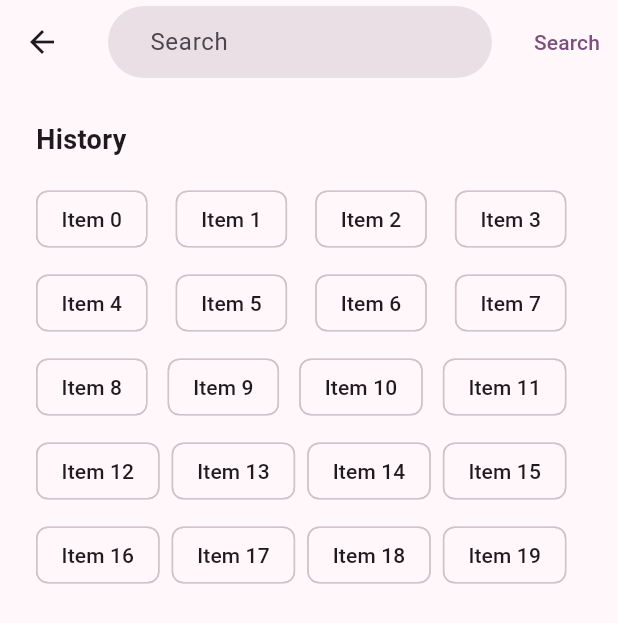
After one commit to coderghl/flutter_pixabay, a Flutter app: the screen it shows after launch, after a tap on the "search" icon, on a phone screen of 412 x 824 dp. The commit adds this screen. Shown: the top 623 px of the screen. Run offline on Flutter 3.47's test engine with Material 2 defaults, Android fonts, the phone set to English and light mode, and no system bars; our stand-ins replace dio, extended_nested_scroll_view, image_gallery_saver, shared_preferences; network calls fail.

Commit message:
add search page

```diff
--- a/lib/global.dart
+++ b/lib/global.dart
@@ -1,5 +1,8 @@
 import 'package:flutter/cupertino.dart';
-import 'package:flutter_pixabay/theme/app_theme_state.dart';
+import 'package:flutter_pixabay/utils/network/http/http.dart';
+import 'package:flutter_pixabay/utils/shared_preferences/shared_preferences_util.dart';
+
+import 'utils/theme/app_theme_state.dart';
 
 class Global {
   static AppThemeState appTheme = AppThemeState();
@@ -7,5 +10,7 @@ class Global {
   static Future<void> init() async {
     WidgetsFlutterBinding.ensureInitialized();
     appTheme.initTheme();
+    Http();
+    await SharedPreferencesUtil.init();
   }
 }
--- a/lib/main.dart
+++ b/lib/main.dart
@@ -1,7 +1,7 @@
 import 'package:flutter/material.dart';
 import 'package:flutter_pixabay/global.dart';
 import 'package:flutter_pixabay/pages/page_container/page_container.dart';
-import 'package:flutter_pixabay/theme/app_theme_state.dart';
+import 'package:flutter_pixabay/utils/theme/app_theme_state.dart';
 import 'package:provider/provider.dart';
 
 void main() => Global.init().then(
--- a/lib/network/constants.dart
+++ /dev/null
@@ -1,2 +0,0 @@
-const String baseUrl = "https://pixabay.com/api/?key=";
-const String apiKey = "20584550-64148913938d6a171f9b780cf";
--- a/lib/pages/home/widgets/home_tab_page_widget.dart
+++ b/lib/pages/home/widgets/home_tab_page_widget.dart
@@ -2,7 +2,7 @@ import 'package:flutter/material.dart';
 import 'package:flutter_pixabay/entity/image_entity.dart';
 import 'package:flutter_pixabay/entity/image_type_entity.dart';
 import 'package:flutter_pixabay/enum/image_order_enum.dart';
-import 'package:flutter_pixabay/network/api/image_api.dart';
+import 'package:flutter_pixabay/utils/network/api/image_api.dart';
 import 'package:flutter_pixabay/pages/home/skeleton/home_tab_page_skeleton.dart';
 import 'package:flutter_pixabay/pages/image_details/image_details_page.dart';
 import 'package:flutter_staggered_grid_view/flutter_staggered_grid_view.dart';
@@ -98,7 +98,7 @@ class HomeTabPageWidgetState extends State<HomeTabPageWidget> {
       crossAxisSpacing: 8,
       itemCount: pageEntity.imageEntityList.length + 1,
       itemBuilder: (context, index) {
-        if(pageEntity.imageEntityList.length == index){
+        if (pageEntity.imageEntityList.length == index) {
           loadMore();
           return SizedBox();
         }
--- a/lib/pages/search/search_page.dart
+++ b/lib/pages/search/search_page.dart
@@ -1,4 +1,5 @@
 import 'package:flutter/material.dart';
+import 'package:flutter_pixabay/pages/search/widgets/search_history_widget.dart';
 
 class SearchPage extends StatefulWidget {
   const SearchPage({Key? key}) : super(key: key);
@@ -8,8 +9,58 @@ class SearchPage extends StatefulWidget {
 }
 
 class _SearchPageState extends State<SearchPage> {
+  late TextEditingController _searchController;
+  @override
+  void initState() {
+    _searchController = TextEditingController();
+    super.initState();
+  }
+
+  @override
+  void dispose() {
+    _searchController.dispose();
+    super.dispose();
+  }
+
   @override
   Widget build(BuildContext context) {
-    return Scaffold();
+    return Scaffold(
+      appBar: _buildAppBar(),
+      body: Padding(
+        padding: const EdgeInsets.all(24.0),
+        child: SearchHistoryWidget(
+          callback: (String value) {},
+        ),
+      ),
+    );
+  }
+
+  AppBar _buildAppBar() {
+    return AppBar(
+      title: _buildSearchTextField(),
+      actions: [
+        TextButton(onPressed: () {}, child: const Text("Search")),
+      ],
+    );
+  }
+
+  TextField _buildSearchTextField() {
+    return TextField(
+      controller: _searchController,
+      decoration: InputDecoration(
+        hintText: "Search",
+        contentPadding: const EdgeInsets.only(
+          top: 0,
+          bottom: 0,
+          left: 24,
+          right: 24,
+        ),
+        filled: true,
+        border: OutlineInputBorder(
+          borderSide: BorderSide.none,
+          borderRadius: BorderRadius.circular(40),
+        ),
+      ),
+    );
   }
 }
--- /dev/null
+++ b/lib/pages/search/widgets/search_history_widget.dart
@@ -0,0 +1,44 @@
+import 'package:flutter/material.dart';
+
+class SearchHistoryWidget extends StatefulWidget {
+  const SearchHistoryWidget({super.key, required this.callback});
+  final void Function(String value) callback;
+
+  @override
+  State<SearchHistoryWidget> createState() => _SearchHistoryWidgetState();
+}
+
+class _SearchHistoryWidgetState extends State<SearchHistoryWidget> {
+  @override
+  Widget build(BuildContext context) {
+    return Column(
+      crossAxisAlignment: CrossAxisAlignment.start,
+      children: [
+        const Text(
+          "History",
+          style: TextStyle(
+            fontSize: 18,
+            fontWeight: FontWeight.bold,
+          ),
+        ),
+        const SizedBox(height: 16),
+        Expanded(
+          child: SingleChildScrollView(
+            child: Wrap(
+              alignment: WrapAlignment.spaceBetween,
+              spacing: 8,
+              runSpacing: 8,
+              children: List.generate(
+                20,
+                (index) => ActionChip(
+                  label: Text("Item $index"),
+                  onPressed: () {},
+                ),
+              ),
+            ),
+          ),
+        )
+      ],
+    );
+  }
+}
--- a/lib/pages/setting/setting_page.dart
+++ b/lib/pages/setting/setting_page.dart
@@ -1,5 +1,5 @@
 import 'package:flutter/material.dart';
-import 'package:flutter_pixabay/pages/theme/select_theme_page.dart';
+import 'package:flutter_pixabay/pages/theme/app_theme_page.dart';
 import 'package:flutter_pixabay/widgets/list_tile_m3_widget.dart';
 
 class SettingPage extends StatelessWidget {
@@ -8,19 +8,19 @@ class SettingPage extends StatelessWidget {
   @override
   Widget build(BuildContext context) {
     return Padding(
-      padding: const EdgeInsets.only(left: 24,right: 24,top: 44),
+      padding: const EdgeInsets.only(left: 24, right: 24, top: 44),
       child: Column(
         children: [
           ListTileM3Widget(
             onTap: () => Navigator.push(
               context,
               MaterialPageRoute(
-                builder: (context) => const SelectThemePage(),
+                builder: (context) => const AppThemePage(),
               ),
             ),
             leading: const Icon(Icons.color_lens_rounded),
             trailing: const Icon(Icons.keyboard_arrow_right_rounded),
-            title: const Text("Theme Selection"),
+            title: const Text("App Theme"),
           ),
         ],
       ),
--- /dev/null
+++ b/lib/utils/constants.dart
@@ -0,0 +1,6 @@
+const String kBaseUrl = "https://pixabay.com/api/?key=";
+const String kApiKey = "20584550-64148913938d6a171f9b780cf";
+
+const String kCurrentColor = "currentColor";
+const String kCurrentTheme = "currentTheme";
+const String kFollowSystemTheme = "floowSystemTheme";
--- a/lib/network/api/image_api.dart
+++ b/lib/utils/network/api/image_api.dart
@@ -1,6 +1,6 @@
 import 'package:flutter_pixabay/enum/image_order_enum.dart';
 import 'package:flutter_pixabay/enum/image_type_enum.dart';
-import 'package:flutter_pixabay/network/http/http.dart';
+import 'package:flutter_pixabay/utils/network/http/http.dart';
 
 class ImageApi {
   void getImage({
--- a/lib/network/http/http.dart
+++ b/lib/utils/network/http/http.dart
@@ -2,7 +2,7 @@ import 'dart:convert';
 import 'dart:io';
 
 import 'package:dio/dio.dart';
-import 'package:flutter_pixabay/network/constants.dart';
+import 'package:flutter_pixabay/utils/constants.dart';
 
 enum RequestMethod { get, post, put, delete, patch, copy }
 
@@ -15,7 +15,7 @@ class Http {
 
   Http._internal() {
     BaseOptions options = BaseOptions(
-      baseUrl: "$baseUrl$apiKey&",
+      baseUrl: "$kBaseUrl$kApiKey&",
       connectTimeout: const Duration(seconds: 10),
       receiveTimeout: const Duration(seconds: 10),
     );
@@ -36,10 +36,12 @@ class Http {
     try {
       switch (method) {
         case RequestMethod.get:
-          response = await _dio.get(path, data: body, queryParameters: queryParameters, options: options);
+          response = await _dio.get(path,
+              data: body, queryParameters: queryParameters, options: options);
           break;
         case RequestMethod.post:
-          response = await _dio.post(path, data: body, queryParameters: queryParameters, options: options);
+          response = await _dio.post(path,
+              data: body, queryParameters: queryParameters, options: options);
           break;
       }
     } on DioError catch (error) {
--- /dev/null
+++ b/lib/utils/shared_preferences/shared_preferences_util.dart
@@ -0,0 +1,36 @@
+import 'dart:convert';
+
+import 'package:shared_preferences/shared_preferences.dart';
+
+class SharedPreferencesUtil {
+  static final SharedPreferencesUtil _instants =
+      SharedPreferencesUtil._internal();
+
+  factory SharedPreferencesUtil() => _instants;
+
+  SharedPreferencesUtil._internal();
+
+  static late SharedPreferences _prefs;
+
+  static Future<void> init() async {
+    _prefs = await SharedPreferences.getInstance();
+  }
+
+  Future<bool> setBool(String key, bool value) async {
+    return await _prefs.setBool(key, value);
+  }
+
+  bool getBool(String key) => _prefs.getBool(key) ?? false;
+
+  Future<bool> setString(String key, dynamic value) async {
+    return await _prefs.setString(key, value);
+  }
+
+  String getString(String key) => _prefs.getString(key) ?? "";
+
+  dynamic getJson(String key) => jsonDecode(_prefs.getString(key) ?? "");
+
+  Future<bool> remove(String key) async {
+    return await _prefs.remove(key);
+  }
+}
--- a/lib/theme/app_theme_state.dart
+++ b/lib/utils/theme/app_theme_state.dart
@@ -1,5 +1,4 @@
 import 'package:flutter/material.dart';
-import 'package:flutter/services.dart';
 
 class AppThemeState with ChangeNotifier {
   int selColorSchemeSeed = 0;
```
Also changed, not shown: lib/pages/image_details/image_details_page.dart (+12 -7 lines), lib/pages/theme/app_theme_page.dart (renamed from lib/pages/theme/select_theme_page.dart, +5 -5 lines), lib/utils/network/api/download_api.dart (renamed from lib/network/api/download_api.dart), 1 other file.
